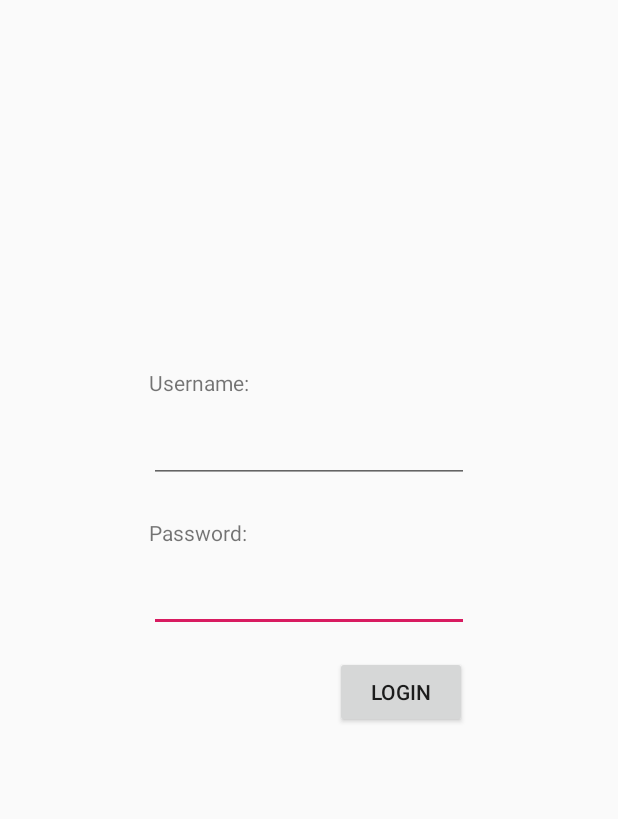
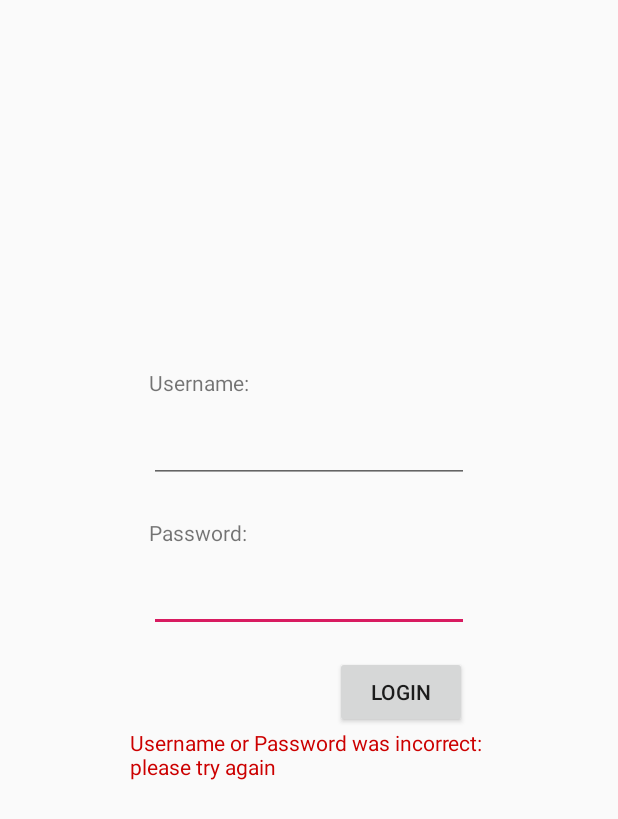
Before and after one commit to Darkonis/Cycond_Life, an Android app: the layout activity_login.xml on its own in the app's theme, with its tools: preview values and no code run, on a phone screen of 412 x 824 dp. Shown: the top 819 px of the screen. Run offline under Robolectric (Android 15) with nearby library versions, the phone set to English and light mode, and no system bars; network calls fail.

Commit message:
Added crude login fail message, will be modified in future

```diff
--- a/Frontend/app/src/main/java/com/example/cycondlife/Login.java
+++ b/Frontend/app/src/main/java/com/example/cycondlife/Login.java
@@ -36,6 +36,7 @@ public class Login extends AppCompatActivity {
     private Button submit;
     private TextView name;
     private TextView pass;
+    private TextView fail;
 
     private String JSONURL = "http://cs309-sd-6.misc.iastate.edu:8080/api/accounts";
     private Context thisContext;
@@ -49,6 +50,7 @@ public class Login extends AppCompatActivity {
         submit = findViewById(R.id.loginBut);
         name = findViewById(R.id.username);
         pass = findViewById(R.id.password);
+        fail = findViewById(R.id.loginFail);
 
         thisContext = getApplicationContext();
 
@@ -56,6 +58,8 @@ public class Login extends AppCompatActivity {
             ActivityCompat.requestPermissions(this, new String[]{Manifest.permission.INTERNET},
                     1);
         }
+
+        fail.setVisibility(View.INVISIBLE);
 
         submit.setOnClickListener(new View.OnClickListener() {
             @Override
@@ -97,7 +101,7 @@ public class Login extends AppCompatActivity {
                                     e.printStackTrace();
                                 }
 
-                                //Will add text that displays in case of failure to login here
+                                fail.setVisibility(View.VISIBLE);
                             }
                         },
                         new Response.ErrorListener() {
--- a/Frontend/app/src/main/res/layout/activity_login.xml
+++ b/Frontend/app/src/main/res/layout/activity_login.xml
@@ -60,4 +60,14 @@
         android:text="Login"
         app:layout_constraintStart_toStartOf="parent"
         app:layout_constraintTop_toBottomOf="@+id/password" />
+
+    <TextView
+        android:id="@+id/loginFail"
+        android:layout_width="wrap_content"
+        android:layout_height="wrap_content"
+        android:text="Username or Password was incorrect: \nplease try again"
+        android:textColor="@android:color/holo_red_dark"
+        app:layout_constraintEnd_toEndOf="parent"
+        app:layout_constraintStart_toStartOf="parent"
+        app:layout_constraintTop_toBottomOf="@+id/loginBut" />
 </android.support.constraint.ConstraintLayout>
```
